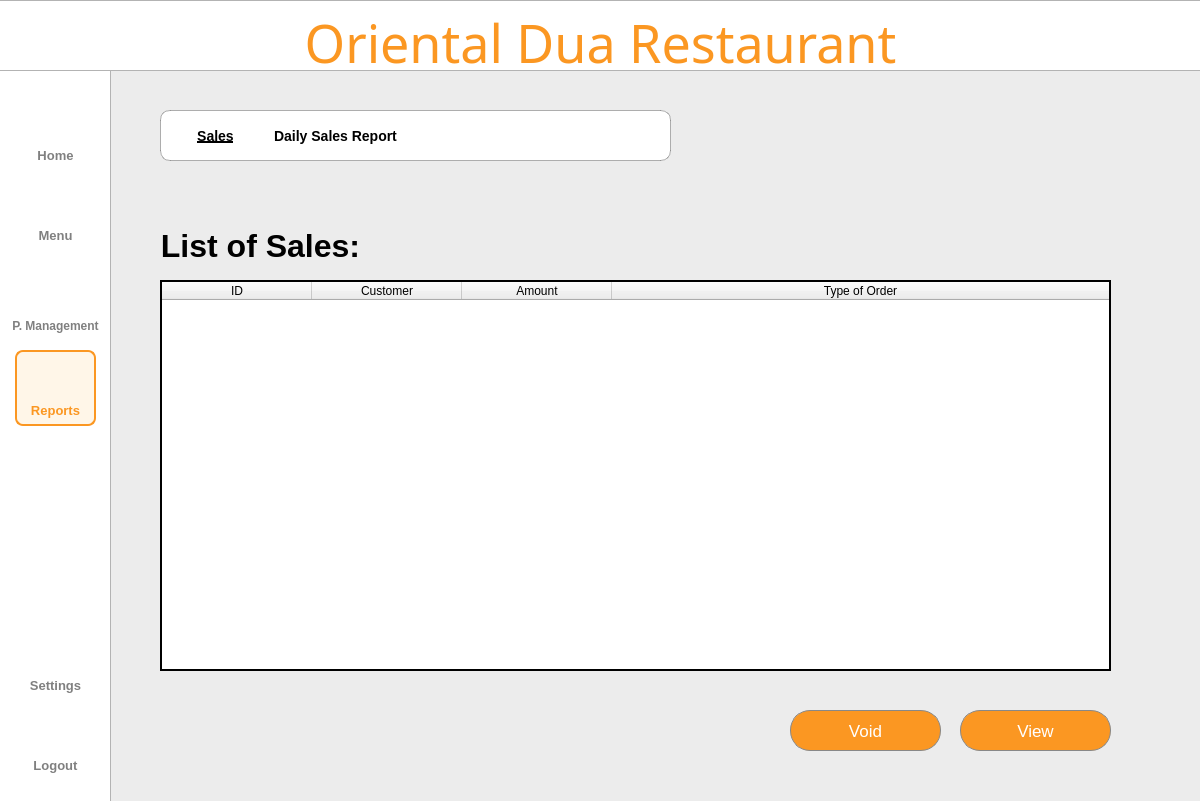
Patatims/CCSFEN2_Project, file Project SE/ui/reportscreen.ui: the form before one commit.
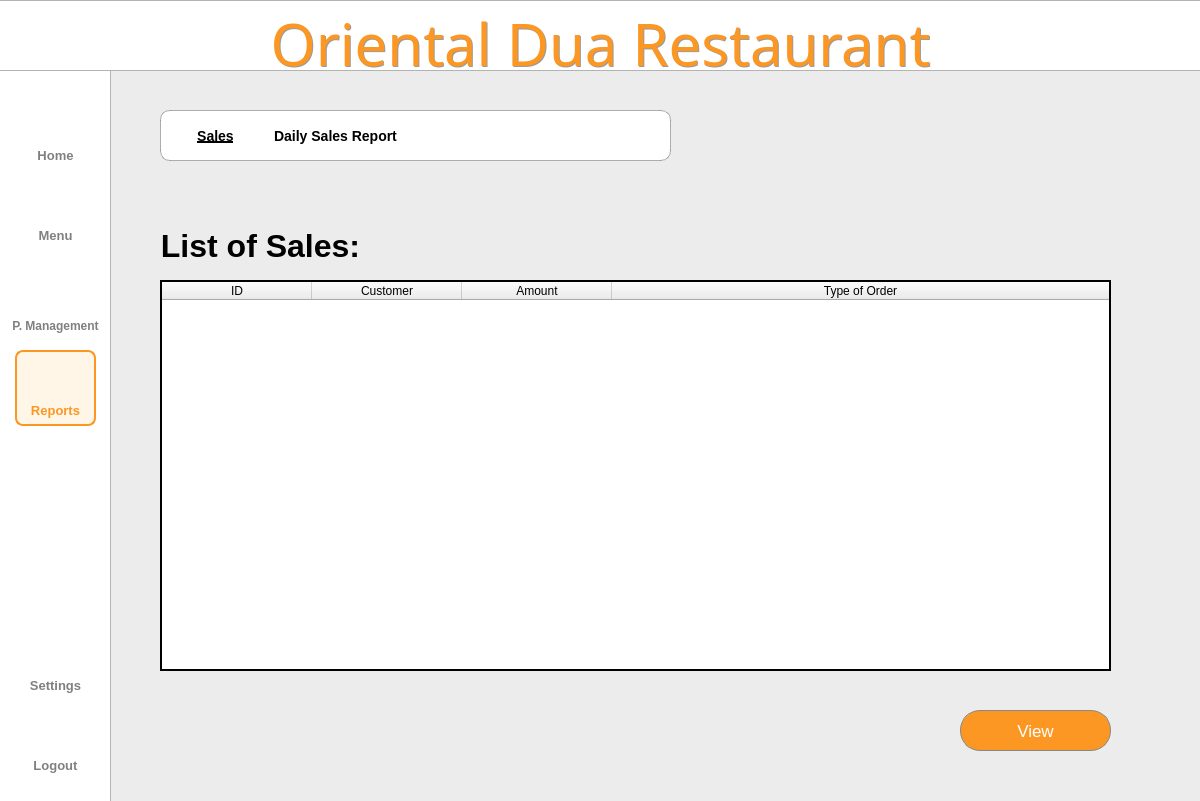
The form after the commit. Icons and pictures are not drawn.

```diff
--- a/Project SE/ui/reportscreen.ui
+++ b/Project SE/ui/reportscreen.ui
@@ -95,7 +95,7 @@
      <string notr="true">QLabel#title{
 	color: #FB9722;
     font-family: Sacramento;
-    font-size: 52px;
+    font-size: 58px;
     font-weight: 400;
     padding-bottom: 5px;
     text-align: center;
@@ -665,37 +665,6 @@
      </property>
     </column>
    </widget>
-   <widget class="QPushButton" name="voidbtn">
-    <property name="geometry">
-     <rect>
-      <x>790</x>
-      <y>710</y>
-      <width>151</width>
-      <height>41</height>
-     </rect>
-    </property>
-    <property name="styleSheet">
-     <string notr="true">QPushButton{
-	color: #FFFFFF;
-    background-color: #FB9722;
-    border: 1px solid #888888;
-    border-radius: 20px;
-	font-family: 'Inter';
-    font-size: 17px;
-    font-weight: 400;
-}
-QPushButton:hover {
-	background-color: rgb(255, 167, 25);
-}
-
-QPushButton:pressed {
- 	background-color: #FB9722;
-}</string>
-    </property>
-    <property name="text">
-     <string>Void</string>
-    </property>
-   </widget>
    <widget class="QPushButton" name="viewbtn">
     <property name="geometry">
      <rect>
@@ -747,10 +716,39 @@
      <string/>
     </property>
    </widget>
+   <widget class="QLabel" name="title_3">
+    <property name="geometry">
+     <rect>
+      <x>1</x>
+      <y>11</y>
+      <width>1201</width>
+      <height>71</height>
+     </rect>
+    </property>
+    <property name="styleSheet">
+     <string notr="true">QLabel{
+color: rgba(0, 0, 0, 100);
+    font-family: Sacramento;
+    font-size: 58px;
+    font-weight: 400;
+    padding-bottom: 5px;
+    text-align: center;
+}
+</string>
+    </property>
+    <property name="text">
+     <string>Oriental Dua Restaurant</string>
+    </property>
+    <property name="alignment">
+     <set>Qt::AlignCenter</set>
+    </property>
+    <property name="wordWrap">
+     <bool>true</bool>
+    </property>
+   </widget>
    <zorder>sidebar</zorder>
    <zorder>titlebar</zorder>
    <zorder>whitebg</zorder>
-   <zorder>title</zorder>
    <zorder>logoutIcon</zorder>
    <zorder>logoutbtn</zorder>
    <zorder>settingsbtn</zorder>
@@ -765,11 +763,12 @@
    <zorder>DSRbtn</zorder>
    <zorder>listofsale</zorder>
    <zorder>tableWidget</zorder>
-   <zorder>voidbtn</zorder>
    <zorder>viewbtn</zorder>
    <zorder>label_2</zorder>
    <zorder>reportIcon</zorder>
    <zorder>reportbtn</zorder>
+   <zorder>title_3</zorder>
+   <zorder>title</zorder>
   </widget>
  </widget>
  <resources>
```
